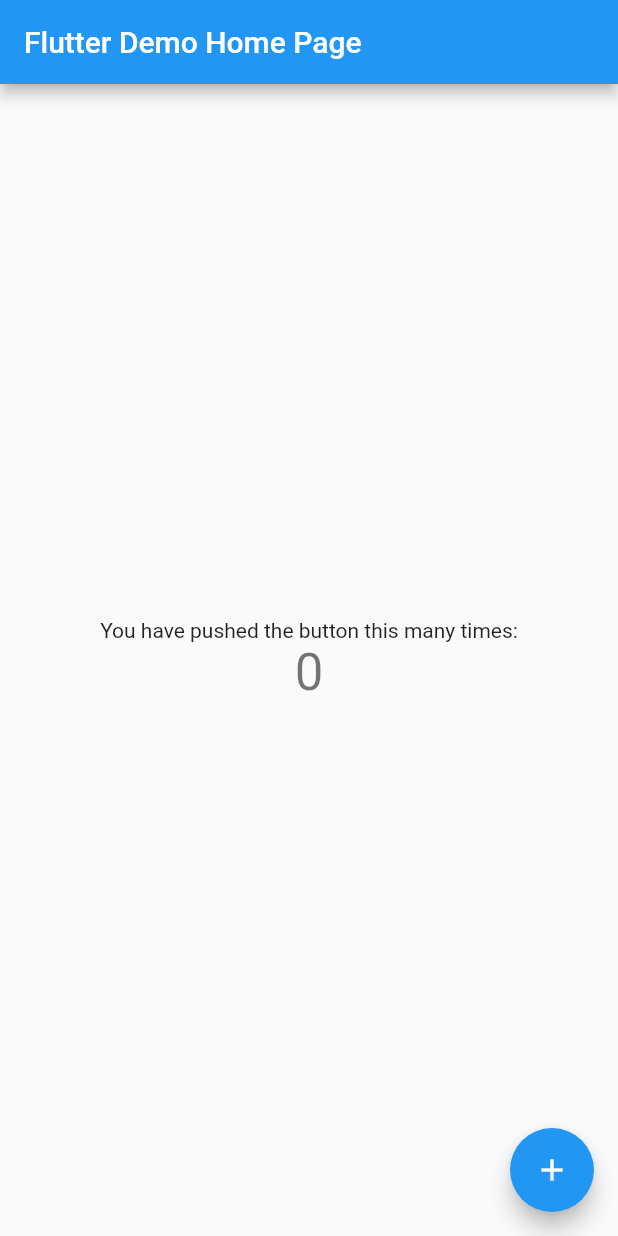
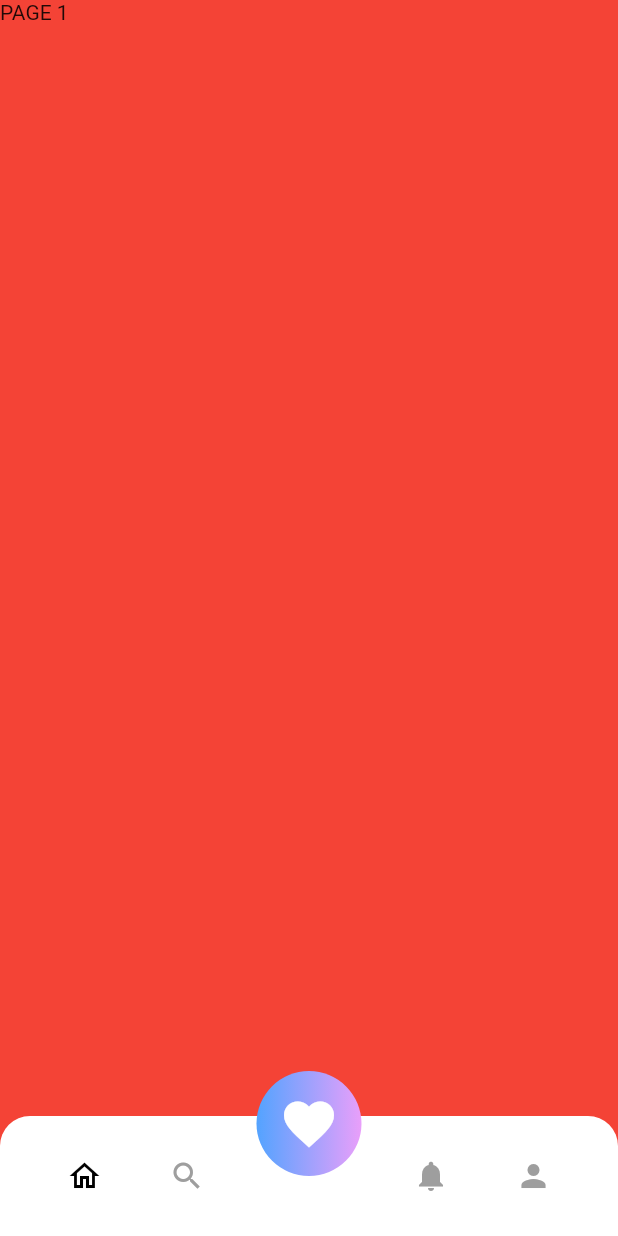
Before and after one commit to thomasdrabo/easy-sign, a Flutter app: the screen it shows after launch, on a phone screen of 412 x 824 dp. Run offline on Flutter 3.47's test engine with Material 2 defaults, Android fonts, the phone set to English and light mode, and no system bars; our stand-ins replace cloud_firestore, firebase_auth, firebase_core; accounts and stored records are empty.

Commit message:
nav bar + petite modif

```diff
--- a/EasySign/lib/main.dart
+++ b/EasySign/lib/main.dart
@@ -1,6 +1,13 @@
+import 'package:easy_sign/wrapper.dart';
+import 'package:firebase_core/firebase_core.dart';
 import 'package:flutter/material.dart';
 
-void main() {
+
+GlobalKey<NavigatorState> navigatorKey = GlobalKey<NavigatorState>();
+
+void main() async{
+  WidgetsFlutterBinding.ensureInitialized();
+  await Firebase.initializeApp();
   runApp(const MyApp());
 }
 
@@ -11,105 +18,9 @@ class MyApp extends StatelessWidget {
   @override
   Widget build(BuildContext context) {
     return MaterialApp(
-      title: 'Flutter Demo',
-      theme: ThemeData(
-        // This is the theme of your application.
-        //
-        // Try running your application with "flutter run". You'll see the
-        // application has a blue toolbar. Then, without quitting the app, try
-        // changing the primarySwatch below to Colors.green and then invoke
-        // "hot reload" (press "r" in the console where you ran "flutter run",
-        // or simply save your changes to "hot reload" in a Flutter IDE).
-        // Notice that the counter didn't reset back to zero; the application
-        // is not restarted.
-        primarySwatch: Colors.blue,
-      ),
-      home: const MyHomePage(title: 'Flutter Demo Home Page'),
+      navigatorKey: navigatorKey,
+
+      home: Wrapper(),
     );
   }
 }
-
-class MyHomePage extends StatefulWidget {
-  const MyHomePage({Key? key, required this.title}) : super(key: key);
-
-  // This widget is the home page of your application. It is stateful, meaning
-  // that it has a State object (defined below) that contains fields that affect
-  // how it looks.
-
-  // This class is the configuration for the state. It holds the values (in this
-  // case the title) provided by the parent (in this case the App widget) and
-  // used by the build method of the State. Fields in a Widget subclass are
-  // always marked "final".
-
-  final String title;
-
-  @override
-  State<MyHomePage> createState() => _MyHomePageState();
-}
-
-class _MyHomePageState extends State<MyHomePage> {
-  int _counter = 0;
-
-  void _incrementCounter() {
-    setState(() {
-      // This call to setState tells the Flutter framework that something has
-      // changed in this State, which causes it to rerun the build method below
-      // so that the display can reflect the updated values. If we changed
-      // _counter without calling setState(), then the build method would not be
-      // called again, and so nothing would appear to happen.
-      _counter++;
-    });
-  }
-
-  @override
-  Widget build(BuildContext context) {
-    // This method is rerun every time setState is called, for instance as done
-    // by the _incrementCounter method above.
-    //
-    // The Flutter framework has been optimized to make rerunning build methods
-    // fast, so that you can just rebuild anything that needs updating rather
-    // than having to individually change instances of widgets.
-    return Scaffold(
-      appBar: AppBar(
-        // Here we take the value from the MyHomePage object that was created by
-        // the App.build method, and use it to set our appbar title.
-        title: Text(widget.title),
-      ),
-      body: Center(
-        // Center is a layout widget. It takes a single child and positions it
-        // in the middle of the parent.
-        child: Column(
-          // Column is also a layout widget. It takes a list of children and
-          // arranges them vertically. By default, it sizes itself to fit its
-          // children horizontally, and tries to be as tall as its parent.
-          //
-          // Invoke "debug painting" (press "p" in the console, choose the
-          // "Toggle Debug Paint" action from the Flutter Inspector in Android
-          // Studio, or the "Toggle Debug Paint" command in Visual Studio Code)
-          // to see the wireframe for each widget.
-          //
-          // Column has various properties to control how it sizes itself and
-          // how it positions its children. Here we use mainAxisAlignment to
-          // center the children vertically; the main axis here is the vertical
-          // axis because Columns are vertical (the cross axis would be
-          // horizontal).
-          mainAxisAlignment: MainAxisAlignment.center,
-          children: <Widget>[
-            const Text(
-              'You have pushed the button this many times:',
-            ),
-            Text(
-              '$_counter',
-              style: Theme.of(context).textTheme.headline4,
-            ),
-          ],
-        ),
-      ),
-      floatingActionButton: FloatingActionButton(
-        onPressed: _incrementCounter,
-        tooltip: 'Increment',
-        child: const Icon(Icons.add),
-      ), // This trailing comma makes auto-formatting nicer for build methods.
-    );
-  }
-}
--- /dev/null
+++ b/EasySign/lib/models/user.dart
@@ -0,0 +1,7 @@
+class User1 {
+
+  final String uid;
+
+  User1({required this.uid});
+
+}
--- /dev/null
+++ b/EasySign/lib/pages/home.dart
@@ -0,0 +1,161 @@
+import 'dart:ui';
+
+import 'package:cloud_firestore/cloud_firestore.dart';
+import 'package:easy_sign/pages/page1.dart';
+import 'package:easy_sign/pages/page2.dart';
+import 'package:easy_sign/pages/page3.dart';
+import 'package:easy_sign/pages/page4.dart';
+import 'package:easy_sign/pages/page5.dart';
+import 'package:firebase_auth/firebase_auth.dart';
+import 'package:flutter/cupertino.dart';
+import 'package:flutter/material.dart';
+
+
+class Home extends StatefulWidget {
+  const Home({Key? key}) : super(key: key);
+
+  @override
+  _HomeState createState() => _HomeState();
+}
+
+class _HomeState extends State<Home> {
+
+  int indexNav = 0;
+  late Widget display = const Page1();
+  final firestoreInstance = FirebaseFirestore.instance;
+  final FirebaseAuth auth = FirebaseAuth.instance;
+  var user;
+
+
+  //Variable servant à savoir si c'est un compte privé individuel (0), ou bien un compte rattaché à une entreprise, club etc... (1)
+  int accountType = 1;
+
+  @override
+  void initState() {
+    // TODO: implement initState
+    setState(()  {
+      // firestoreInstance.collection('users').doc(auth.currentUser!.uid).get().then((value) {
+      //   setState(() {
+      //     user = value.data();
+      //   });
+      // });
+      //print(user.data());
+    });
+    super.initState();
+  }
+
+  // void updateUser(var usr){
+  //   setState(() {
+  //     user = usr;
+  //   });
+  // }
+  // void updateUserPdp(String pdp){
+  //   setState(() {
+  //     user['pdp'] = pdp;
+  //   });
+  // }
+  @override
+  Widget build(BuildContext context) {
+    return Scaffold(
+      backgroundColor: Colors.white,
+      body: Stack(
+        children: [
+          display,
+          Positioned(
+              bottom: 0,
+              left: 0,
+              child: Container(
+                width: MediaQuery.of(context).size.width,
+                height: 80,
+                decoration: const BoxDecoration(
+                  borderRadius:  const BorderRadius.only(topLeft: Radius.circular(20), topRight: Radius.circular(20),),
+                  color: Colors.white,
+                ),
+                child: Stack(
+                  clipBehavior: Clip.none,
+                  children: [
+                    AnimatedPositioned(
+                      top: indexNav == 2 ? 15 : -30,
+                      left: indexNav == 2 ? MediaQuery.of(context).size.width / 2 - 26 : MediaQuery.of(context).size.width / 2 - 35,
+                      duration: const Duration(milliseconds: 150),
+                      child: InkWell(
+                        onTap: () {
+                          setState(() {
+                            indexNav = 2;
+                            display = const Page3();
+                          });
+                        },
+                        child: AnimatedContainer(
+                          width: indexNav == 2 ? 52 : 70,
+                          height: indexNav == 2 ? 52 : 70,
+                          child: AnimatedSize(
+                              curve: Curves.easeIn,
+                              duration: const Duration(milliseconds: 150),
+                              child: Icon(Icons.favorite, color: Colors.white, size: indexNav == 2 ? 25 : 40,)),
+                          decoration: const BoxDecoration(
+                              shape: BoxShape.circle,
+                              gradient: const LinearGradient(colors: [Color(0xFF53A3FF), Color(0xFFE99FFA)])), duration: const Duration(milliseconds: 150),
+                        ),
+                      ),
+                    ),
+                    Container(
+                      width: MediaQuery.of(context).size.width,
+                      height: 80,
+                      child: Row(
+                        mainAxisAlignment: MainAxisAlignment.spaceEvenly,
+                        children: [
+                          InkWell(
+                            onTap: () {
+                              setState(() {
+                                indexNav = 0;
+                                display = const Page1();
+                              });
+                            },
+                            child: Container(
+                              child: indexNav == 0 ? const Icon(Icons.home_outlined, color: Colors.black,) :  const Icon(Icons.home_outlined, color: Colors.grey),
+                            ),
+                          ),
+                          InkWell(
+                            onTap: () {
+                              setState(() {
+                                indexNav = 1;
+                                display = const Page2();
+                              });
+                            },
+                            child: Container(
+                              child: indexNav == 1 ? const Icon(Icons.search_outlined, color: Colors.black,)  : const Icon(Icons.search_outlined, color: Colors.grey,),
+                            ),
+                          ),
+                          const SizedBox(width: 50,),
+                          InkWell(
+                            onTap: () {
+                              setState(() {
+                                indexNav = 3;
+                                display = const Page4();
+                              });
+                            },
+                            child: Container(
+                              child: indexNav == 3 ? const Icon(Icons.notifications, color: Colors.black,)  : const Icon(Icons.notifications, color: Colors.grey,),
+                            ),
+                          ),
+                          InkWell(
+                            onTap: () {
+                              setState(() {
+                                indexNav = 4;
+                                display = const Page5();
+                              });
+                            },
+                            child: indexNav == 4 ? const Icon(Icons.person, color: Colors.black,)  : const Icon(Icons.person, color: Colors.grey,),
+                          ),
+                        ],
+                      ),
+                    )
+                  ],
+                ),
+              )
+          )
+        ],
+      ),
+    );
+  }
+}
--- /dev/null
+++ b/EasySign/lib/pages/page1.dart
@@ -0,0 +1,17 @@
+import 'package:flutter/material.dart';
+
+class Page1 extends StatelessWidget {
+  const Page1({Key? key}) : super(key: key);
+
+  @override
+  Widget build(BuildContext context) {
+    return Scaffold(
+      backgroundColor: Colors.red,
+      body: SafeArea(
+        child: Container(
+          child: Text('PAGE 1'),
+        ),
+      ),
+    );
+  }
+}
--- /dev/null
+++ b/EasySign/lib/wrapper.dart
@@ -0,0 +1,38 @@
+import 'package:cloud_firestore/cloud_firestore.dart';
+import 'package:easy_sign/pages/home.dart';
+import 'package:firebase_auth/firebase_auth.dart';
+import 'package:flutter/material.dart';
+
+
+
+class Wrapper extends StatefulWidget {
+  @override
+  State<Wrapper> createState() => _WrapperState();
+}
+
+class _WrapperState extends State<Wrapper> {
+
+  @override
+  void initState() {
+    // TODO: implement initState
+    super.initState();
+
+  }
+
+
+
+  @override
+  Widget build(BuildContext context) {
+    //final user = Provider.of<User1?>(context);
+    final FirebaseAuth auth = FirebaseAuth.instance;
+    final firestoreInstance = FirebaseFirestore.instance;
+
+    // return either Home or Authenticate widget
+    if (auth.currentUser ==  null) {
+      //return Login();
+      return Home();
+    } else {
+      return Home();
+    }
+  }
+}
--- a/EasySign/pubspec.yaml
+++ b/EasySign/pubspec.yaml
@@ -38,6 +38,7 @@ dependencies:
   # Dépendence lié a firebase
   cloud_firestore: ^3.1.8
   firebase_auth: ^3.3.7
+  firebase_core: ^1.16.0
 
 
 dev_dependencies:
```
Also changed, not shown: EasySign/lib/pages/page2.dart (added, +17 -0 lines), EasySign/lib/pages/page3.dart (added, +17 -0 lines), EasySign/lib/pages/page4.dart (added, +17 -0 lines), EasySign/lib/pages/page5.dart (added, +17 -0 lines).
